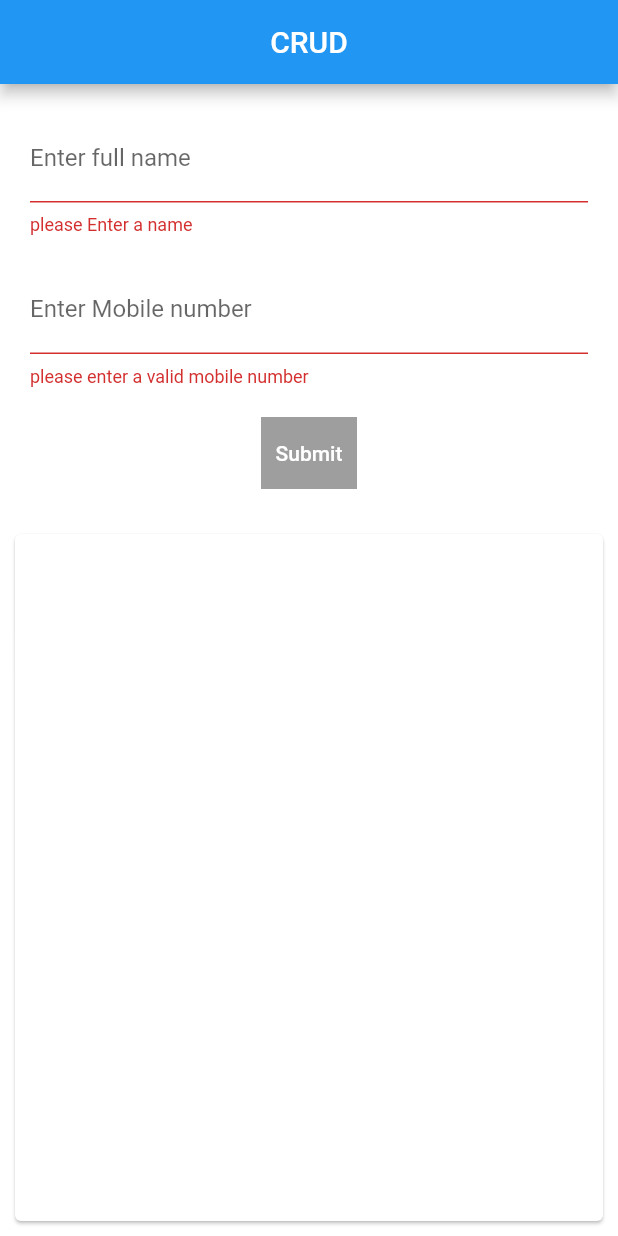
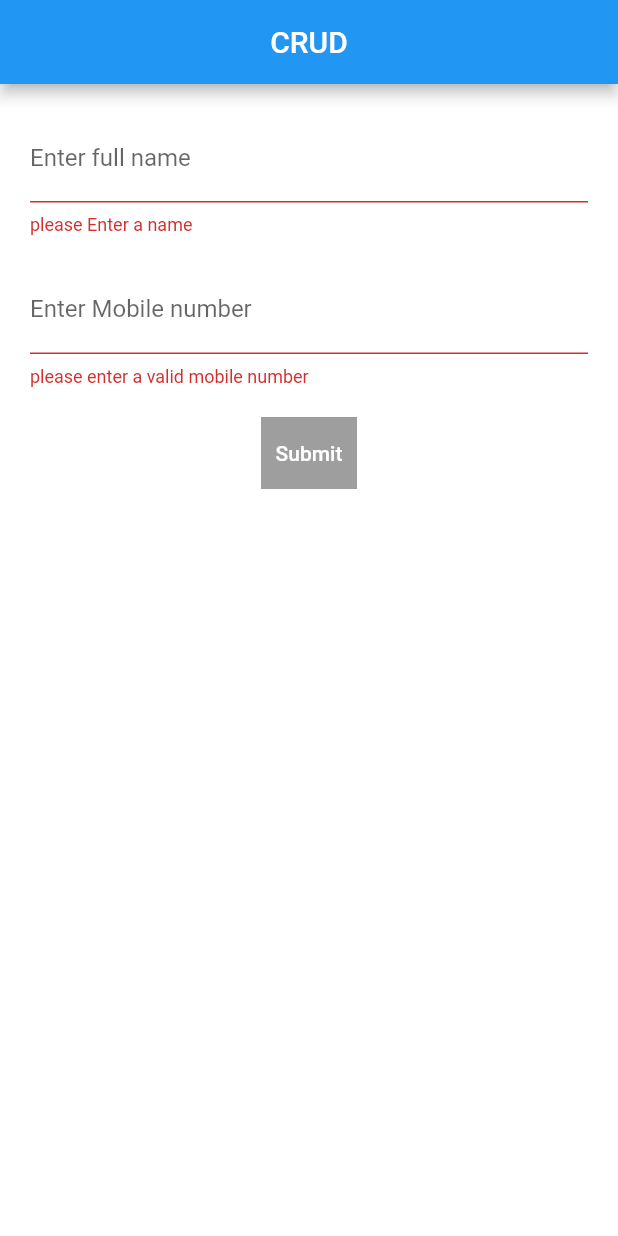
Before and after one commit to VershimaKelvin/contactapp, a Flutter app: the screen it shows after launch, after a tap on "Submit", on a phone screen of 412 x 824 dp. Run offline on Flutter 3.47's test engine with Material 2 defaults, Android fonts, the phone set to English and light mode, and no system bars; our stand-ins replace sqflite; accounts and stored records are empty.

Commit message:
initial commit

```diff
--- a/lib/main.dart
+++ b/lib/main.dart
@@ -1,5 +1,7 @@
 import 'package:contactapp/models/contact.dart';
+import 'package:contactapp/utils/database_helper.dart';
 import 'package:flutter/material.dart';
+import 'package:sqflite/sqflite.dart';
 
 void main() {
   runApp(const MaterialApp(home: MyApp()));
@@ -13,9 +15,11 @@ class MyApp extends StatefulWidget {
 }
 
 class _MyAppState extends State<MyApp> {
+  final nameController = TextEditingController();
+  final numberController = TextEditingController();
+  DatabaseHelper instance =DatabaseHelper.instance;
   final formKey = GlobalKey<FormState>();
-  Contact contact = Contact();
-  List<Contact> contacts = [];
+  List<Contact> contacts = [Contact(id: 1,name: 'kelvin',number: '09027454638'),Contact(id: 2, name: 'dave', number: '08184489193')];
 
   @override
   Widget build(BuildContext context) {
@@ -38,16 +42,11 @@ class _MyAppState extends State<MyApp> {
                     Padding(
                       padding: const EdgeInsets.all(10.0),
                       child: TextFormField(
+                        controller: nameController,
                         validator: (value){
                         if(value ==null || value.isEmpty){
                           return 'please Enter a name';
                         }
-                        },
-                        onSaved: (value){
-                          setState(() {
-                            contact.name=value;
-                          });
-
                         },
                         keyboardType: TextInputType.name,
                         decoration: const InputDecoration(
@@ -58,16 +57,11 @@ class _MyAppState extends State<MyApp> {
                     Padding(
                       padding: const EdgeInsets.all(10.0),
                       child: TextFormField(
+                        controller: numberController,
                         validator: (value){
                           if(value==null || value.length<10){
                             return "please enter a valid mobile number";
                           }
-                        },
-                        onSaved: (value){
-                          setState(() {
-                            contact.number=value;
-                          });
-
                         },
 
                           keyboardType: TextInputType.phone,
@@ -94,50 +88,59 @@ class _MyAppState extends State<MyApp> {
                 ),
               ),
             ),
-            Expanded(
-              child: Card(
-                margin: const EdgeInsets.all(10),
-                child: ListView.builder(
-                  itemCount: contacts.length,
-                    itemBuilder:(context, index){
-                      return  Column(
-                        children: [
-                          ListTile(
-                            leading: Icon(
-                              Icons.account_circle,
-                              color: Colors.blue[600],
-                              size: 50,
-                            ),
-                            title: Text('',
-                              style: TextStyle(
-                                color: Colors.blue[600]
-                              ),
-                            ),
-                            subtitle:  Text(
-                                contacts[index].number!
-                            ),
-                          ),
-                          const Divider(height: 15,)
-                        ],
-                      );
-                    }
-                ),
-              ),
-            )
+            // Expanded(
+            //   child: Card(
+            //     margin: const EdgeInsets.all(10),
+            //     child: ListView.builder(
+            //       itemCount: contacts.length,
+            //         itemBuilder:(context, index){
+            //           return  Column(
+            //             children: [
+            //               ListTile(
+            //                 leading: Icon(
+            //                   Icons.account_circle,
+            //                   color: Colors.blue[600],
+            //                   size: 50,
+            //                 ),
+            //                 title: Text(contacts[index].name!,
+            //                   style: TextStyle(
+            //                     color: Colors.blue[600]
+            //                   ),
+            //                 ),
+            //                 subtitle:  Text(
+            //                     contacts[index].number!
+            //                 ),
+            //               ),
+            //               const Divider(height: 15,)
+            //             ],
+            //           );
+            //         }
+            //     ),
+            //   ),
+            // )
           ],
         ),
       ),
     );
   }
 
-  onSubmit(){
+  onSubmit() async {
+    String name;
+    String number;
     var form = formKey.currentState;
     if(form!.validate()){
-      form.save();
+      name = nameController.text;
+      number = numberController.text;
+      Map<String, dynamic> row = {
+        'name':name,
+        'number':number
+      };
+     int returns = await instance.insert(row);
+      print(instance.query());
       setState(() {
-        contacts.add(Contact(id: null,name:contact.name,number: contact.number));
+        contacts.add(Contact(id: 4,name: name,number: number));
       });
-
+      print(name + number);
       form.reset();
     }
 
--- a/lib/utils/database_helper.dart
+++ b/lib/utils/database_helper.dart
@@ -7,19 +7,19 @@ import 'package:path/path.dart';
 
 class DatabaseHelper{
   DatabaseHelper.privateConstructor();
-  DatabaseHelper instance= DatabaseHelper.privateConstructor();
+  static DatabaseHelper instance= DatabaseHelper.privateConstructor();
 
   static const  databaseName = 'myDb.db';
   static const dbVersion=1;
   static const tableName= 'myTable';
   static const columnId = 'id';
   static const columnName = 'name';
-  static const columnAge = 'Age';
+  static const columnAge = 'number';
 
   Database? _database;
 
   Future<Database> get database async{
-    if(_database==null){
+    if(_database!=null){
       return _database!;
     }
     else {
@@ -39,7 +39,7 @@ class DatabaseHelper{
       CREATE TABLE $tableName(
       $columnId PRIMARY KEY NOT NULL
       $columnName TEXT NOT NULL
-      $columnAge INT NOT NULL
+      $columnAge TEXT NOT NULL
       )
       '''
     );
```
